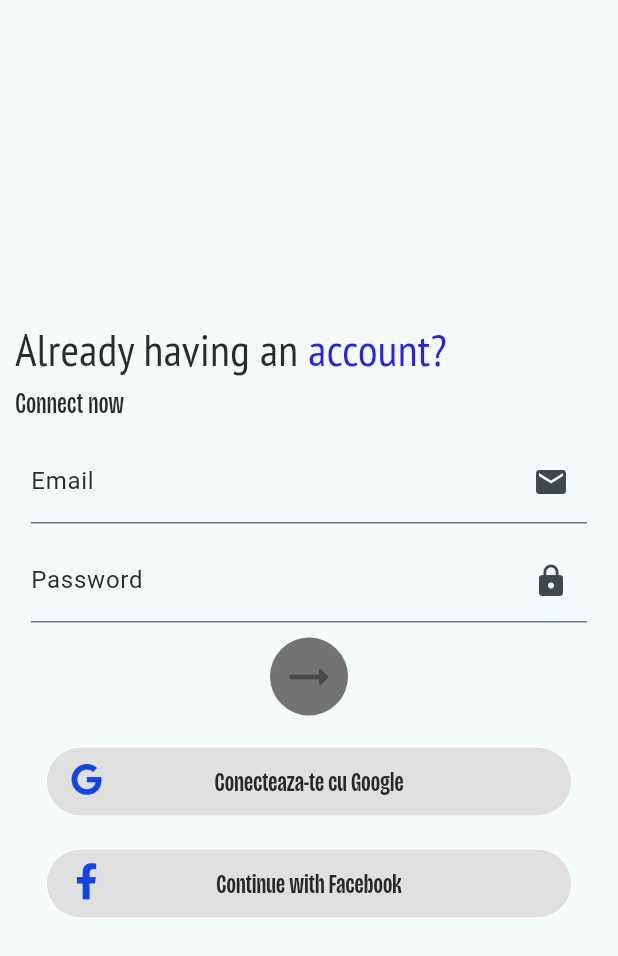
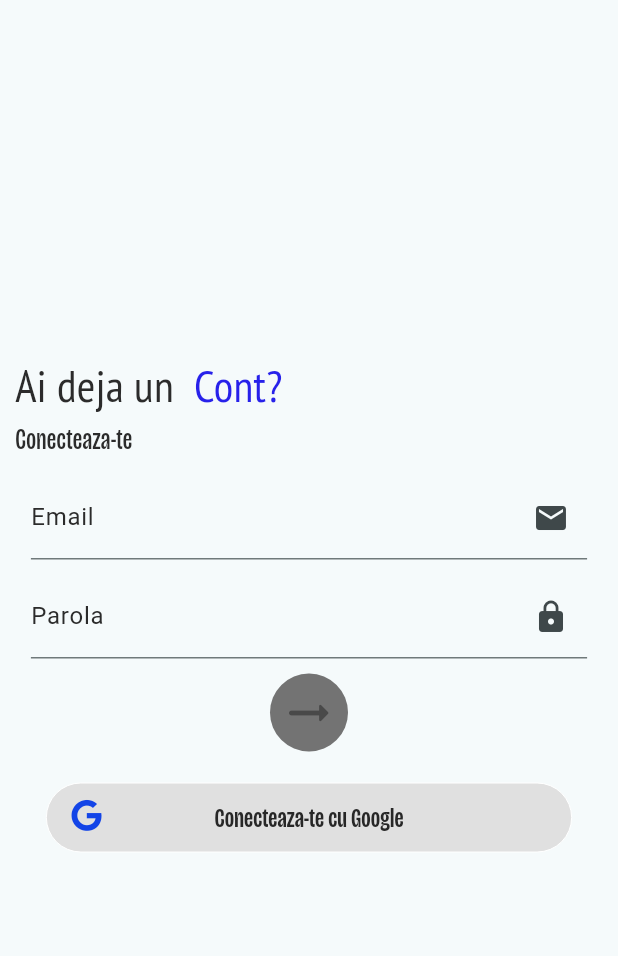
Before and after one commit to davidalexandru1370/BachelorThesisFrontend, a Flutter app: the screen it shows after launch, on a phone screen of 412 x 824 dp. Shown: the top 956 px of the screen. Run offline on Flutter 3.47's test engine with Material 3 defaults, Android fonts, the phone set to English and light mode, and no system bars; our stand-ins replace camera, dio, flutter_secure_storage, google_sign_in, image_picker, logger and 1 more; generated files the repository leaves out were written again.

Commit message:
added: l10n for all texts in register page

```diff
--- a/frontend/lib/domain/constants/app_constants.dart
+++ b/frontend/lib/domain/constants/app_constants.dart
@@ -1,3 +1,4 @@
 class AppConstants{
   static const String TOKEN = 'token';
+  static const String BACKEND_ERROR = "backend_error_";
 }
--- a/frontend/lib/presentation/l10n/app_ro.arb
+++ b/frontend/lib/presentation/l10n/app_ro.arb
@@ -16,5 +16,24 @@
   "gallery": "Galerie",
   "addImage": "Adauga imagine",
   "loginWithGoogle": "Conecteaza-te cu Google",
-  "errorLoginWithGoogle": "Eroare la conectare cu Google"
+  "errorLoginWithGoogle": "Eroare la conectare cu Google",
+  "connectNow": "Conecteaza-te",
+  "alreadyHaveAccount": "Ai deja un ",
+  "account": "Cont",
+  "enterEmail": "Introdu adresa de email",
+  "enterPassword": "Introdu parola",
+  "emailIsNotValid": "Adresa de email nu este valida",
+  "passwordMustBeAtLeast": "Parola trebuie sa aiba cel putin {count} caractere",
+  "@passwordMustBeAtLeast": {
+    "placeholders": {
+      "count": {}
+    }
+  },
+  "email": "Email",
+  "password": "Parola",
+  "backend_error_1": "Adresa de email nu exista",
+  "backend_error_2": "Adresa de email sau parola incorecta",
+  "backend_error_3": "Nu exista",
+  "backend_error_4": "",
+  "backend_error_5": "Adresa de email exista deja"
 }
--- a/frontend/lib/presentation/screens/register_screen.dart
+++ b/frontend/lib/presentation/screens/register_screen.dart
@@ -1,10 +1,11 @@
 import 'package:flutter/material.dart';
-import 'package:flutter/widgets.dart';
 import 'package:flutter_secure_storage/flutter_secure_storage.dart';
+import 'package:frontend/presentation/widgets/notifications/toast_notification.dart';
 
 import '../../application/services/user_service.dart';
 import '../../domain/models/entities/auth_result.dart';
 import '../../domain/models/entities/user_credentials.dart';
+import '../l10n/app_l10n.dart';
 import '../widgets/login_with_facebook_button.dart';
 import '../widgets/login_with_google_button.dart';
 import 'login_screen.dart';
@@ -26,6 +27,7 @@ class _RegisterForm extends State<RegisterScreen> {
   final _passwordController = TextEditingController();
   final _storage = const FlutterSecureStorage();
 
+  bool _isLoading = false;
   bool _isFormValid = false;
 
   bool _areAllFieldsValid() {
@@ -51,6 +53,7 @@ class _RegisterForm extends State<RegisterScreen> {
 
   @override
   Widget build(BuildContext context) {
+    var _localization = getAppLocalizations(context);
     return Scaffold(
       resizeToAvoidBottomInset: false,
       body: Column(
@@ -62,18 +65,18 @@ class _RegisterForm extends State<RegisterScreen> {
               child: Column(
                 mainAxisAlignment: MainAxisAlignment.start,
                 children: [
-                  const Row(
+                  Row(
                     children: [
                       Text(
-                        "Already having an ",
-                        style: TextStyle(
+                        "${_localization!.alreadyHaveAccount} ",
+                        style: const TextStyle(
                             fontFamily: "PTSansNarrow",
                             fontSize: 30,
                             color: Color.fromARGB(255, 43, 43, 43)),
                       ),
                       Text(
-                        "account?",
-                        style: TextStyle(
+                        "${_localization!.account}?",
+                        style: const TextStyle(
                           fontFamily: "PTSansNarrow",
                           fontSize: 30,
                           color: Color.fromARGB(255, 39, 33, 234),
@@ -90,9 +93,9 @@ class _RegisterForm extends State<RegisterScreen> {
                               MaterialPageRoute(
                                   builder: (context) => const LoginScreen()));
                         },
-                        child: const Text("Connect now",
+                        child: Text(_localization!.connectNow,
                             textAlign: TextAlign.left,
-                            style: TextStyle(
+                            style: const TextStyle(
                                 fontFamily: "BricolageGrotesque",
                                 fontSize: 20,
                                 color: Color.fromARGB(255, 43, 43, 43))),
@@ -115,10 +118,10 @@ class _RegisterForm extends State<RegisterScreen> {
                             child: TextFormField(
                               validator: (value) {
                                 if (value == null || value.isEmpty) {
-                                  return "Please enter your email";
+                                  return _localization.enterEmail;
                                 }
                                 if (!_isEmailValid(value)) {
-                                  return "Email is not valid";
+                                  return _localization.emailIsNotValid;
                                 }
                                 return null;
                               },
@@ -126,10 +129,10 @@ class _RegisterForm extends State<RegisterScreen> {
                               onChanged: (value) {
                                 _areAllFieldsValid();
                               },
-                              decoration: const InputDecoration(
-                                suffixIcon: Icon(Icons.email),
-                                labelText: "Email",
-                                labelStyle: TextStyle(
+                              decoration: InputDecoration(
+                                suffixIcon: const Icon(Icons.email),
+                                labelText: _localization!.email,
+                                labelStyle: const TextStyle(
                                     color: Color.fromARGB(255, 43, 43, 43)),
                               ),
                             )),
@@ -138,11 +141,13 @@ class _RegisterForm extends State<RegisterScreen> {
                             widthFactor: 0.9,
                             child: TextFormField(
                               validator: (value) {
+                                const int minPasswordLength = 5;
                                 if (value == null || value.isEmpty) {
-                                  return "Please enter your password";
+                                  return _localization.enterPassword;
                                 }
-                                if (value.length < 5) {
-                                  return "Password must be at least 5 characters long";
+                                if (value.length < minPasswordLength) {
+                                  return _localization
+                                      .passwordMustBeAtLeast(minPasswordLength);
                                 }
                                 return null;
                               },
@@ -151,14 +156,14 @@ class _RegisterForm extends State<RegisterScreen> {
                               onChanged: (value) {
                                 _areAllFieldsValid();
                               },
-                              decoration: const InputDecoration(
-                                suffixIcon: Icon(Icons.lock),
-                                border: UnderlineInputBorder(
+                              decoration: InputDecoration(
+                                suffixIcon: const Icon(Icons.lock),
+                                border: const UnderlineInputBorder(
                                     borderSide: BorderSide(
                                         color: Color.fromARGB(
                                             255, 212, 212, 212))),
-                                labelText: "Password",
-                                labelStyle: TextStyle(
+                                labelText: _localization!.password,
+                                labelStyle: const TextStyle(
                                   color: Color.fromARGB(255, 43, 43, 43),
                                 ),
                               ),
@@ -179,6 +184,12 @@ class _RegisterForm extends State<RegisterScreen> {
                             child: ElevatedButton(
                                 onPressed: _areAllFieldsValid() == true
                                     ? () {
+                                        if (_isLoading == true) {
+                                          return;
+                                        }
+                                        setState(() {
+                                          _isLoading = true;
+                                        });
                                         UserService.register(UserCredentials(
                                                 email: _emailController.text,
                                                 password:
@@ -205,6 +216,9 @@ class _RegisterForm extends State<RegisterScreen> {
                                               .showSnackBar(SnackBar(
                                                   content: Text(
                                                       error.error.toString())));
+                                          setState(() {
+                                            _isLoading = false;
+                                          });
                                           return new Future.value();
                                         },
                                                 test: (error) =>
@@ -219,11 +233,13 @@ class _RegisterForm extends State<RegisterScreen> {
                                   backgroundColor: Colors.transparent,
                                 ),
                                 child: _isFormValid == true
-                                    ? const Icon(
-                                        color: Colors.white,
-                                        Icons.arrow_right_alt_rounded,
-                                        size: 40,
-                                      )
+                                    ? _isLoading == true
+                                        ? const CircularProgressIndicator()
+                                        : const Icon(
+                                            color: Colors.white,
+                                            Icons.arrow_right_alt_rounded,
+                                            size: 40,
+                                          )
                                     : const Icon(
                                         color: Color.fromARGB(255, 73, 73, 73),
                                         Icons.arrow_right_alt_rounded,
@@ -235,11 +251,17 @@ class _RegisterForm extends State<RegisterScreen> {
                           children: [
                             LoginWithGoogleButton(
                               afterLoginContinuation: (String token) async {
-                                UserService.registerWithGoogle(token);
+                                try {
+                                  await UserService.registerWithGoogle(token);
+                                } catch (e) {
+                                  ToastNotification.showError(
+                                      context,
+                                      (await translateErrorCodes(
+                                          context, e.toString()))!);
+                                }
                               },
                             ),
                             const Padding(padding: EdgeInsets.all(10)),
-                            LoginWithFacebookButton()
                           ],
                         ),
                       ]),
```
Also changed, not shown: frontend/lib/presentation/l10n/app_l10n.dart (+13 -0 lines), frontend/lib/presentation/l10n/intl_en.arb (+20 -1 lines), frontend/lib/presentation/widgets/notifications/toast_notification.dart (added, +32 -0 lines).
